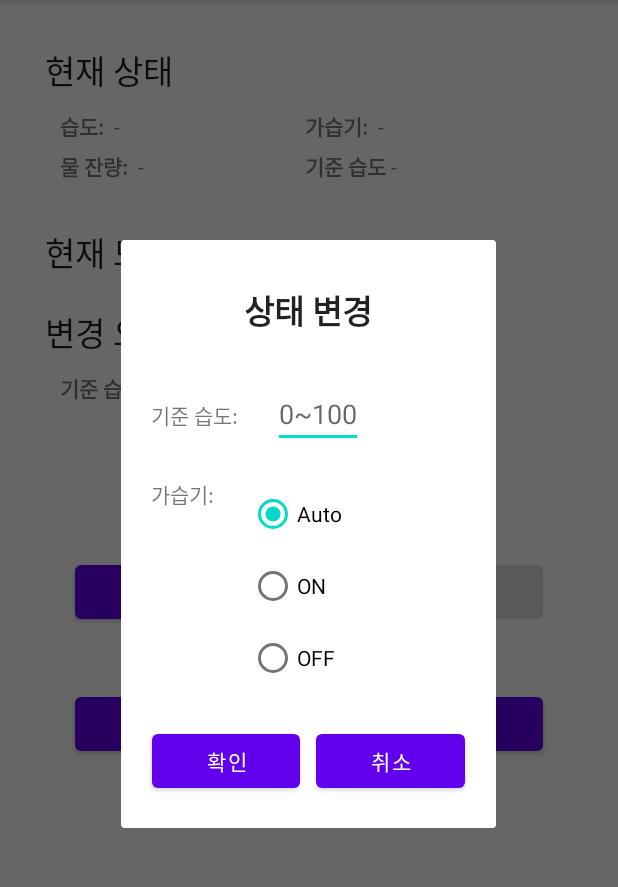
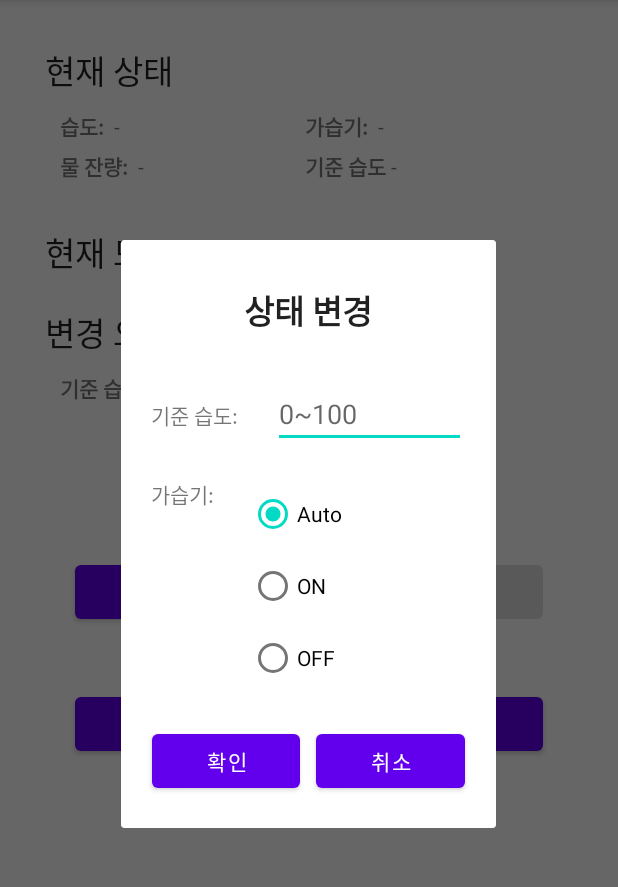
Before and after one commit to ysoup26/Arudino_IoTHumidifier, an Android app: the screen it shows after launch (MainActivity), after a tap on "상태 변경", on a phone screen of 412 x 824 dp, the part 84-971 px from its top. Run offline under Robolectric (Android 15) with nearby library versions, the phone set to English and light mode, and no system bars; 2 other taps on this screen came first.

Commit message:
앱 주석 추가
안드로이드 앱 파일에
코드 설명에 대한 주석 추가 및 정리

```diff
--- a/android_studio_app/IotHumidifier/app/src/main/java/com/example/iothumidifier/httpconnection/GetRequest.java
+++ b/android_studio_app/IotHumidifier/app/src/main/java/com/example/iothumidifier/httpconnection/GetRequest.java
@@ -12,7 +12,7 @@ import java.net.HttpURLConnection;
 import java.net.URL;
 
 import javax.net.ssl.HttpsURLConnection;
-
+//API Get 요청에대한 클래스
 abstract public class GetRequest extends AsyncTask<String, Void, String> {
     final static String TAG = "AndroidAPITest";
     protected Activity activity;
--- a/android_studio_app/IotHumidifier/app/src/main/java/com/example/iothumidifier/httpconnection/PutRequest.java
+++ b/android_studio_app/IotHumidifier/app/src/main/java/com/example/iothumidifier/httpconnection/PutRequest.java
@@ -16,6 +16,7 @@ import java.net.URL;
 
 import javax.net.ssl.HttpsURLConnection;
 
+//API Put 요청에대한 클래스
 public class PutRequest extends AsyncTask<JSONObject, Void, String> {
     protected Activity activity;
     protected URL url;
--- a/android_studio_app/IotHumidifier/app/src/main/java/com/example/iothumidifier/ui/LogActivity.java
+++ b/android_studio_app/IotHumidifier/app/src/main/java/com/example/iothumidifier/ui/LogActivity.java
@@ -16,6 +16,7 @@ import android.widget.TimePicker;
 import com.example.iothumidifier.R;
 import com.example.iothumidifier.ui.apicall.GetLog;
 
+//시작 날짜와 종료 날짜를 선택하고 그 사이 데이터를 출력하는 액티비티
 public class LogActivity extends AppCompatActivity {
 
     String getLogsURL;
@@ -28,7 +29,7 @@ public class LogActivity extends AppCompatActivity {
     protected void onCreate(Bundle savedInstanceState) {
         super.onCreate(savedInstanceState);
         setContentView(R.layout.activity_log);
-
+        //log에 대한 api url 획득
         Intent intent = getIntent();
         getLogsURL = intent.getStringExtra("getLogsURL");
         Log.i(TAG, "getLogsURL="+getLogsURL);
--- a/android_studio_app/IotHumidifier/app/src/main/java/com/example/iothumidifier/ui/MainActivity.java
+++ b/android_studio_app/IotHumidifier/app/src/main/java/com/example/iothumidifier/ui/MainActivity.java
@@ -25,9 +25,9 @@ import org.json.JSONObject;
 import java.util.Timer;
 import java.util.TimerTask;
 
+//디바이스 조회와 상태변경을 수행하는 메인 액티비티
 public class MainActivity extends AppCompatActivity {
-    String urlStr="https://lwlzk2ffu1.execute-api.us-east-1.amazonaws.com/api/devices/Humidifier";
-    final static String TAG = "AndroidAPITest";
+    String urlStr="https://lwlzk2ffu1.execute-api.us-east-1.amazonaws.com/api/devices/Humidifier"; //API주소, 디바이스를 미리 지정함.
     Timer timer;
     Button startGetBtn;
     Button stopGetBtn;
@@ -36,10 +36,10 @@ public class MainActivity extends AppCompatActivity {
     protected void onCreate(Bundle savedInstanceState) {
         super.onCreate(savedInstanceState);
         setContentView(R.layout.activity_main);
-        //clearTextView(); 처음에 내용 초기화 하는 부분
         updateDialog = new Dialog(MainActivity.this);       // Dialog 초기화
-        //dilaog01.requestWindowFeature(Window.FEATURE_NO_TITLE); // 타이틀 제거
-        updateDialog.setContentView(R.layout.update_dialog);             // xml 레이아웃 파일과 연결
+        updateDialog.setContentView(R.layout.update_dialog);       // xml 레이아웃 파일과 연결
+
+        //2초마다 디바이스 조회후 출력
         startGetBtn = findViewById(R.id.startGetBtn);
         startGetBtn.setEnabled(true);
         startGetBtn.setOnClickListener(new View.OnClickListener() {
@@ -58,6 +58,7 @@ public class MainActivity extends AppCompatActivity {
                 stopGetBtn.setEnabled(true);
             }
         });
+        //조회 중지
         stopGetBtn = findViewById(R.id.stopGetBtn);
         stopGetBtn.setEnabled(false);
         stopGetBtn.setOnClickListener(new View.OnClickListener() {
@@ -70,6 +71,7 @@ public class MainActivity extends AppCompatActivity {
                 stopGetBtn.setEnabled(false);
             }
         });
+        //디바이스 상태 업데이트-상태 선택하는 Dialog
         Button updateBtn = findViewById(R.id.updateBtn);
         updateBtn.setOnClickListener(new View.OnClickListener() {
             @Override
@@ -82,20 +84,14 @@ public class MainActivity extends AppCompatActivity {
         logGetBtn.setOnClickListener(new View.OnClickListener() {
             @Override
             public void onClick(View view) {
-                //2022-12-01 14:25:09
-                //2022-12-01 14:25:24
                 String urlstr = "https://lwlzk2ffu1.execute-api.us-east-1.amazonaws.com/api/devices/Humidifier/log";
-                if (urlstr == null || urlstr.equals("")) {
-                    Toast.makeText(MainActivity.this, "사물로그 조회 API URI 입력이 필요합니다.", Toast.LENGTH_SHORT).show();
-                    return;
-                }
                 Intent intent = new Intent(MainActivity.this, LogActivity.class);
                 intent.putExtra("getLogsURL", urlstr);
                 startActivity(intent);
             }
         });
     }
-    //조회 중지하면 내용 날리는 부분
+    //조회 중지하면 상태 표시 비우는 부분
     private void clearTextView() {
         TextView textHum = findViewById(R.id.text_hum);
         TextView textDevice = findViewById(R.id.text_device_onoff);
@@ -108,8 +104,9 @@ public class MainActivity extends AppCompatActivity {
         textWater.setText(" - ");
         textMode.setText(" - ");
     }
+    //상태 변경 버튼을 누르면 다이어얼로그를 띄움
     public void showupdateDialog(){
-        updateDialog.show(); // 다이얼로그 띄우기
+        updateDialog.show();
         Button noBtn = updateDialog.findViewById(R.id.noBtn);
         noBtn.setOnClickListener(new View.OnClickListener() {
             @Override
@@ -117,19 +114,15 @@ public class MainActivity extends AppCompatActivity {
                 updateDialog.dismiss(); // 다이얼로그 닫기
             }
         });
-        // 네 버튼
         Button yesBtn = updateDialog.findViewById(R.id.yesBtn);
         yesBtn.setOnClickListener(new View.OnClickListener() {
             @Override
             public void onClick(View view) {
-                // 원하는 기능 구현
-                Log.e("AndroidAPITest1","?");
                 EditText criteria= updateDialog.findViewById(R.id.criteria);
                 String c =criteria.getText().toString();
-                RadioGroup modes = updateDialog.findViewById(R.id.device_mode_);
+                RadioGroup modes = updateDialog.findViewById(R.id.device_mode_); //라디오버튼들의 값을 그룹으로 간단하게 가져옴
                 RadioButton mode = updateDialog.findViewById( modes.getCheckedRadioButtonId() );
                 String m = mode.getText().toString();
-                Log.e("AndroidAPITest1","?");
                 //update shadow
                 JSONObject payload = new JSONObject();
                 try {
@@ -145,7 +138,7 @@ public class MainActivity extends AppCompatActivity {
                         tag2.put("tagName", "device_onoff");
                         String m_val=m;
                         if(m.equals("Auto"))
-                            m_val=""; //아두이노에서 Auto는 ""으로 다룸
+                            m_val=""; //아두이노에 ""을 보내야 auto라고 받아들이게 설정함
                         tag2.put("tagValue", m_val);
                         jsonArray.put(tag2);
                     }
@@ -156,6 +149,7 @@ public class MainActivity extends AppCompatActivity {
                 }
                 Log.e("AndroidAPITest1","payload="+payload);
                 if (payload.length() >0 ) {
+                    //어떤 상태 변경을 요청했는지 메인액티비티에 표시함
                     TextView rq_c=MainActivity.this.findViewById(R.id.request_criteria);
                     TextView rq_d=MainActivity.this.findViewById(R.id.request_device_onoff);
                     rq_c.setText(c);
--- a/android_studio_app/IotHumidifier/app/src/main/java/com/example/iothumidifier/ui/apicall/GetThingShadow.java
+++ b/android_studio_app/IotHumidifier/app/src/main/java/com/example/iothumidifier/ui/apicall/GetThingShadow.java
@@ -55,13 +55,14 @@ public class GetThingShadow extends GetRequest {
         textCriteria.setText(state.get("criteria")+" %");
         Log.e(TAG,state.get("criteria")+" %");
         String mode;
-        if(state.get("self").equals("false"))
+        if(state.get("self").equals("false")) //디바이스의 모드는 true(on-off), false(auto)로 다룸.
             mode="Auto";
         else
             mode="Self";
         textMode.setText(mode);
     }
 
+    //json 데이터를 문자열로 변경
     protected Map<String, String> getStateFromJSONString(String jsonString) {
         Map<String, String> output = new HashMap<>();
         try {
--- a/android_studio_app/IotHumidifier/app/src/main/java/com/example/iothumidifier/ui/apicall/UpdateShadow.java
+++ b/android_studio_app/IotHumidifier/app/src/main/java/com/example/iothumidifier/ui/apicall/UpdateShadow.java
@@ -38,12 +38,10 @@ public class UpdateShadow extends PutRequest {
 
         }
     }
+    //결과 json을 팝업으로 띄워줌
     @Override
     protected void onPostExecute(String result) {
         Toast.makeText(activity,result, Toast.LENGTH_SHORT).show();
     }
 
-
-
-
 }
--- a/android_studio_app/IotHumidifier/app/src/main/res/layout/activity_main.xml
+++ b/android_studio_app/IotHumidifier/app/src/main/res/layout/activity_main.xml
@@ -208,6 +208,4 @@
             android:id="@+id/logGetBtn">
         </Button>
     </LinearLayout>
-
-
 </LinearLayout>
--- a/android_studio_app/IotHumidifier/app/src/main/res/layout/update_dialog.xml
+++ b/android_studio_app/IotHumidifier/app/src/main/res/layout/update_dialog.xml
@@ -27,7 +27,7 @@
             android:layout_marginRight="20dp">
         </TextView>
         <EditText
-            android:layout_width="wrap_content"
+            android:layout_width="match_parent"
             android:layout_height="wrap_content"
             android:hint="0~100"
             android:id="@+id/criteria"/>
@@ -45,7 +45,7 @@
         </TextView>
         <RadioGroup
             android:id="@+id/device_mode_"
-            android:layout_width="wrap_content"
+            android:layout_width="match_parent"
             android:layout_height="wrap_content"
             android:orientation="vertical">
             <RadioButton
```
Also changed, not shown: android_studio_app/IotHumidifier/app/src/main/java/com/example/iothumidifier/ui/apicall/GetLog.java (+4 -4 lines).
